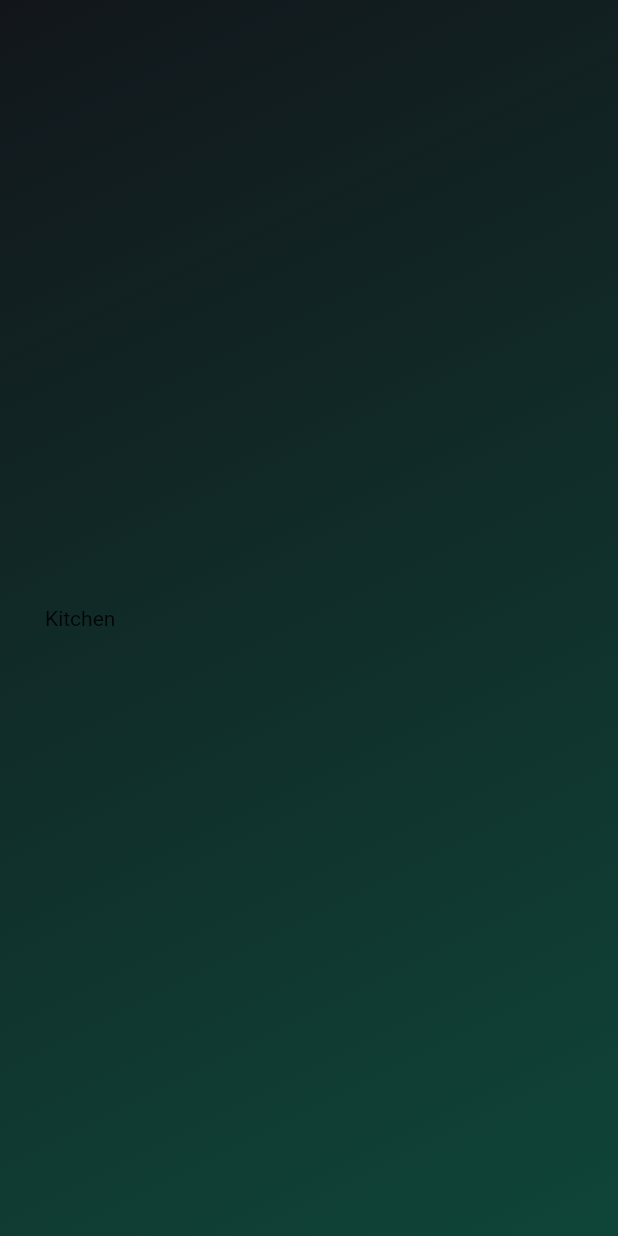
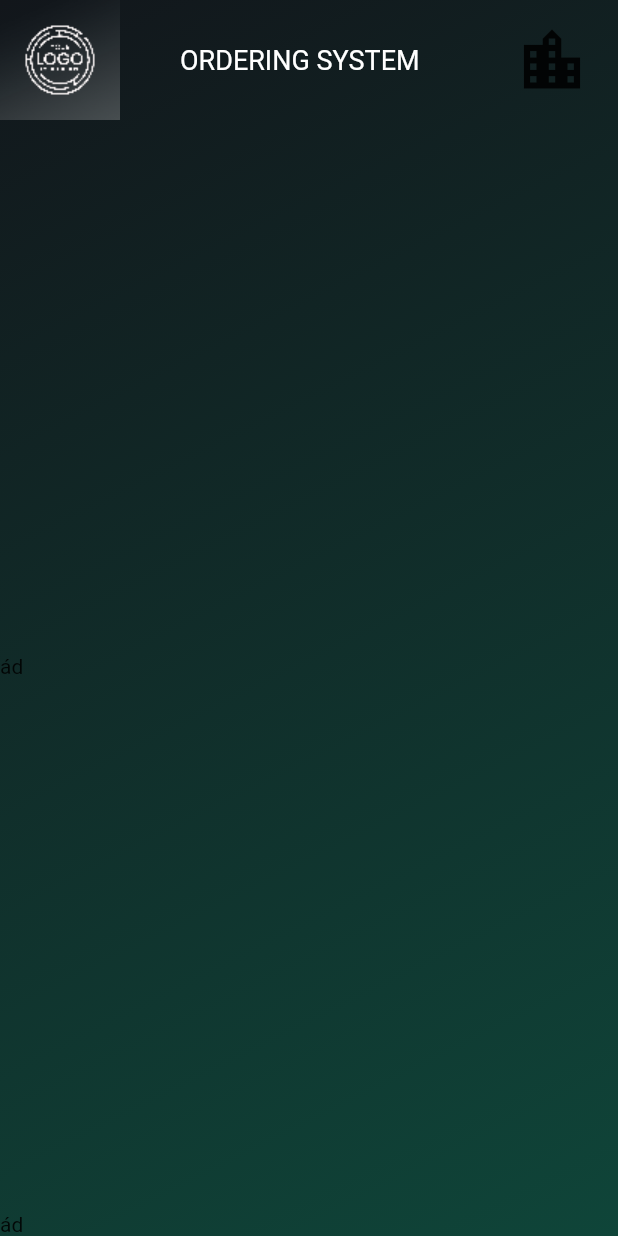
Before and after one commit to UyTPV-s-Team/ordering_system_fe, a Flutter app: the screen it shows after launch, after a tap on "KITCHEN", on a phone screen of 412 x 824 dp. Run offline on Flutter 3.47's test engine with Material 2 defaults, Android fonts, the phone set to English and light mode, and no system bars.

Commit message:
HomeScreen

```diff
--- a/lib/screens/home_screen.dart
+++ b/lib/screens/home_screen.dart
@@ -3,6 +3,7 @@ import 'package:ordering_system_fe/components/big_button.dart';
 import 'package:ordering_system_fe/screens/kitchen_screen.dart';
 import 'package:ordering_system_fe/screens/ready_screen.dart';
 import 'package:ordering_system_fe/screens/waiting_screen.dart';
+import 'package:ordering_system_fe/templates/base_widget.dart';
 
 class HomeScreen extends StatefulWidget {
   static const String screenName = 'home_screen';
@@ -14,19 +15,7 @@ class HomeScreen extends StatefulWidget {
 class _HomeScreenState extends State<HomeScreen> {
   @override
   Widget build(BuildContext context) {
-    return Scaffold(
-      body: Container(
-        padding: EdgeInsets.all(30),
-        decoration: BoxDecoration(
-          gradient: LinearGradient(
-            begin: Alignment.topLeft,
-            end: Alignment.bottomRight,
-            colors: [
-              Color(0xff12161B),
-              Color(0xff0F4539),
-            ],
-          ),
-        ),
+    return BaseWidget(
       child: Center(
         child: Row(
           mainAxisAlignment: MainAxisAlignment.spaceBetween,
@@ -55,7 +44,6 @@ class _HomeScreenState extends State<HomeScreen> {
           ],
         ),
       ),
-      ),
     );
   }
 }
--- a/lib/screens/kitchen_screen.dart
+++ b/lib/screens/kitchen_screen.dart
@@ -1,4 +1,5 @@
 import 'package:flutter/material.dart';
+import 'package:ordering_system_fe/templates/base_widget.dart';
 
 class KitchenScreen extends StatefulWidget {
   static const String screenName = 'kitchen_screen';
@@ -8,29 +9,48 @@ class KitchenScreen extends StatefulWidget {
 }
 
 class _KitchenScreenState extends State<KitchenScreen> {
-
   @override
   Widget build(BuildContext context) {
-    return Scaffold(
-      body: Container(
-        padding: EdgeInsets.all(30),
-        decoration: BoxDecoration(
-          gradient: LinearGradient(
-            begin: Alignment.topLeft,
-            end: Alignment.bottomRight,
-            colors: [
-              Color(0xff12161B),
-              Color(0xff0F4539),
+    return BaseWidget(
+      child: Column(
+        mainAxisAlignment: MainAxisAlignment.spaceBetween,
+        crossAxisAlignment: CrossAxisAlignment.stretch,
+        children: [
+          Row(
+            mainAxisAlignment: MainAxisAlignment.spaceBetween,
+            children: <Widget>[
+              Row(
+                children: [
+                  Image(
+                    image: ResizeImage(
+                      AssetImage(
+                        'images/yourlogo-white.png',
+                      ),
+                      height: 80,
+                      width: 80,
+                    ),
+                  ),
+                  Padding(
+                    padding: EdgeInsets.only(left: 40.0),
+                    child: Text(
+                      'ORDERING SYSTEM',
+                      style: TextStyle(color: Colors.white, fontSize: 18),
+                    ),
+                  ),
+                ],
+              ),
+              MaterialButton(
+                onPressed: () {},
+                child: Icon(
+                  Icons.location_city,
+                  size: 50.0,
+                ),
+              ),
             ],
           ),
-        ),
-        child: Column(
-          mainAxisAlignment: MainAxisAlignment.center,
-          crossAxisAlignment: CrossAxisAlignment.stretch,
-          children: [
-            Text('Kitchen')
-          ],
-        ),
+          Text('ád'),
+          Text('ád'),
+        ],
       ),
     );
   }
--- /dev/null
+++ b/lib/templates/base_widget.dart
@@ -0,0 +1,30 @@
+import 'dart:ui';
+
+import 'package:flutter/material.dart';
+
+class BaseWidget extends StatelessWidget {
+  final child;
+
+  const BaseWidget({
+    required this.child,
+  });
+
+  @override
+  Widget build(BuildContext context) {
+    return Scaffold (
+      body: Container(
+        decoration: BoxDecoration(
+          gradient: LinearGradient(
+            begin: Alignment.topLeft,
+            end: Alignment.bottomRight,
+            colors: [
+              Color(0xff12161B),
+              Color(0xff0F4539),
+            ],
+          ),
+        ),
+        child: child,
+      ),
+    );
+  }
+}
--- a/pubspec.yaml
+++ b/pubspec.yaml
@@ -59,8 +59,8 @@ flutter:
   uses-material-design: true
 
   # To add assets to your application, add an assets section, like this:
-  # assets:
-  #   - images/a_dot_burr.jpeg
+  assets:
+    - images/yourlogo-white.png
   #   - images/a_dot_ham.jpeg
 
   # An image asset can refer to one or more resolution-specific "variants", see
```
Also changed, not shown: images/yourlogo-white.png (added), 1 other file. Lines whose indentation alone changed are shown as unchanged.
